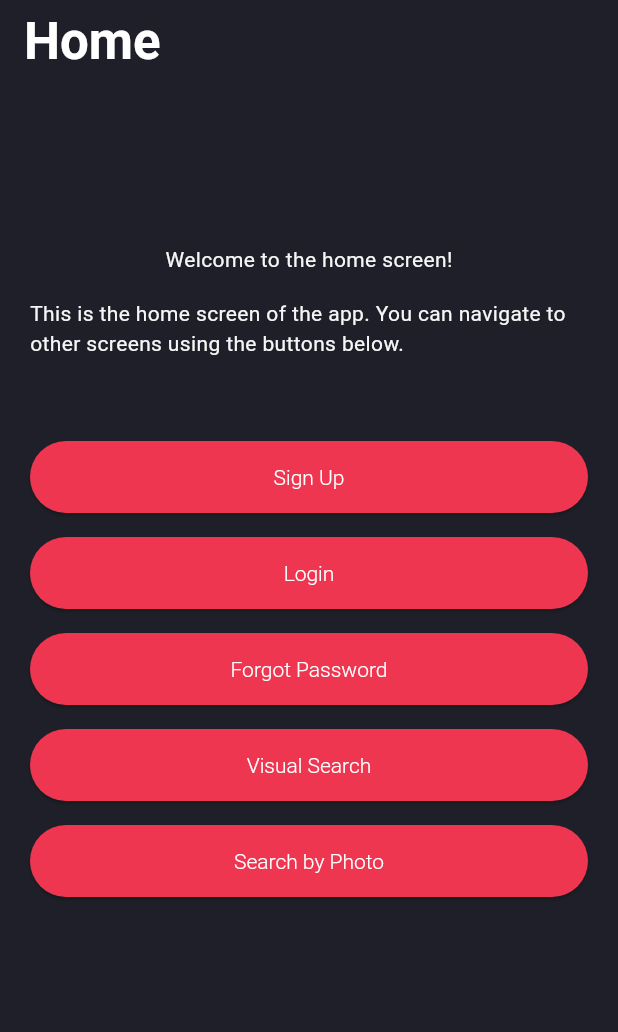
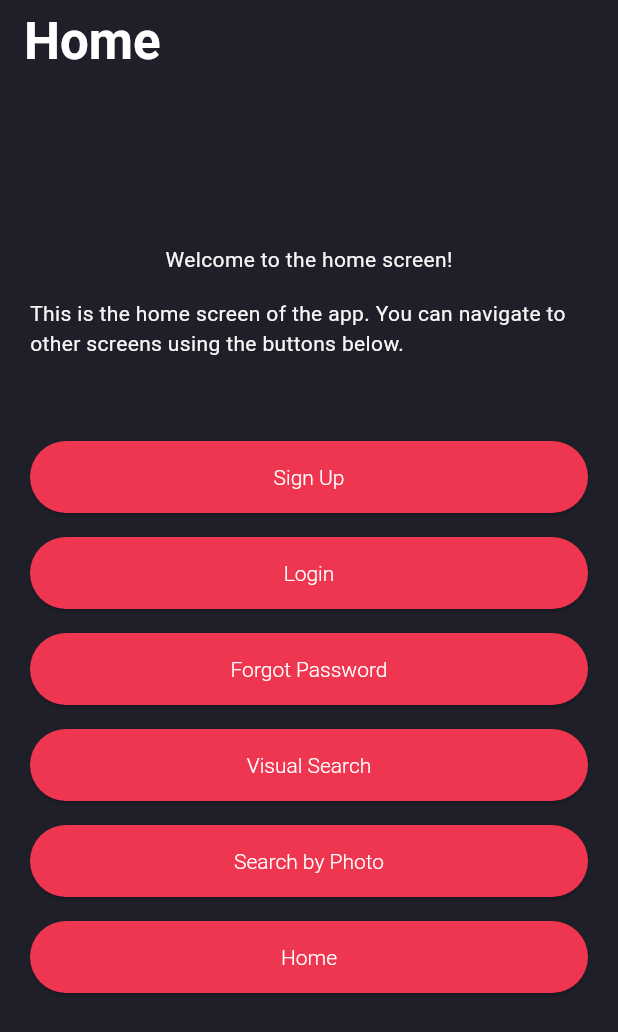
Before and after one commit to kchasiotis/portofolio_e_commerce, a Flutter app: the screen it shows after launch, on a phone screen of 412 x 824 dp. Shown: the top 1032 px of the screen. Run offline on Flutter 3.47's test engine with Material 3 defaults, Android fonts, the phone set to English and light mode, and no system bars.

Commit message:
Implements home screen pt 1

```diff
--- a/lib/main.dart
+++ b/lib/main.dart
@@ -1,10 +1,11 @@
 import 'package:flutter/material.dart';
 import 'package:portofolio_e_commerce/pages/forgot_password/forgot_password.dart';
+import 'package:portofolio_e_commerce/pages/home_screen/home.dart';
 import 'package:portofolio_e_commerce/pages/login/login.dart';
 import 'package:portofolio_e_commerce/pages/sign_up/sign_up.dart';
 import 'package:portofolio_e_commerce/pages/visual_search/visual_search.dart';
 
-import 'pages/home_screen/home_screen.dart';
+import 'pages/home_screen/showcase_home_screen.dart';
 import 'pages/search_by_photo/search_by_photo.dart';
 
 void main() {
@@ -43,12 +44,13 @@ class MyApp extends StatelessWidget {
       // home: const Login(),
       // home: ForgotPassword(),
       routes: {
-        '/': (context) => const HomeScreen(),
+        '/': (context) => const ShowCaseHomeScreen(),
         '/sign_up': (context) => const SignUp(),
         '/login': (context) => const Login(),
         '/forgot_password': (context) => ForgotPassword(),
         '/visual_search': (context) => const VisualSearch(),
-        '/search_by_photo': (context) => const SearchByPhoto()
+        '/search_by_photo': (context) => const SearchByPhoto(),
+        '/home': (context) => const Home(),
       },
     );
   }
--- a/lib/pages/home_screen/home_screen.dart
+++ b/lib/pages/home_screen/showcase_home_screen.dart
@@ -2,8 +2,8 @@ import 'package:flutter/material.dart';
 import '../../widgets/primary_button.dart';
 import '../../widgets/screen_header.dart';
 
-class HomeScreen extends StatelessWidget {
-  const HomeScreen({Key? key}) : super(key: key);
+class ShowCaseHomeScreen extends StatelessWidget {
+  const ShowCaseHomeScreen({Key? key}) : super(key: key);
 
   @override
   Widget build(BuildContext context) {
@@ -81,6 +81,16 @@ class HomeScreen extends StatelessWidget {
                 },
               ),
             ),
+            const SizedBox(height: 16),
+            Container(
+              width: double.infinity,
+              child: PrimaryButton(
+                text: 'Home',
+                onPressed: () {
+                  Navigator.pushNamed(context, '/home');
+                },
+              ),
+            ),
           ],
         ),
       ),
```
Also changed, not shown: lib/pages/home_screen/home.dart (added, +95 -0 lines), lib/widgets/headers.dart (added, +34 -0 lines), lib/widgets/primary_header.dart (added, +18 -0 lines), assets/images/big_banner.png (added).
